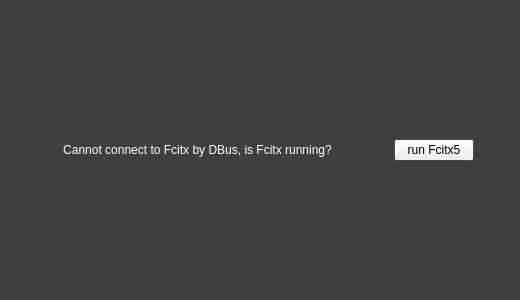
Before: the Qt Designer form src/lib/configwidgetslib/erroroverlay.ui in fcitx/fcitx5-configtool, drawn with Qt 5.
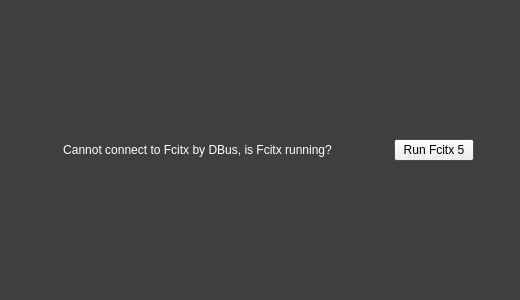
After: the same form once the commit is applied.

Patch:
```diff
--- a/src/lib/configwidgetslib/erroroverlay.ui
+++ b/src/lib/configwidgetslib/erroroverlay.ui
@@ -221,7 +221,7 @@
    <item>
     <widget class="QPushButton" name="runfcitxButton">
      <property name="text">
-      <string>run Fcitx5</string>
+      <string>Run Fcitx 5</string>
      </property>
     </widget>
    </item>
```
Left out of the diff: 4 changed lines with no effect on the pictures.
